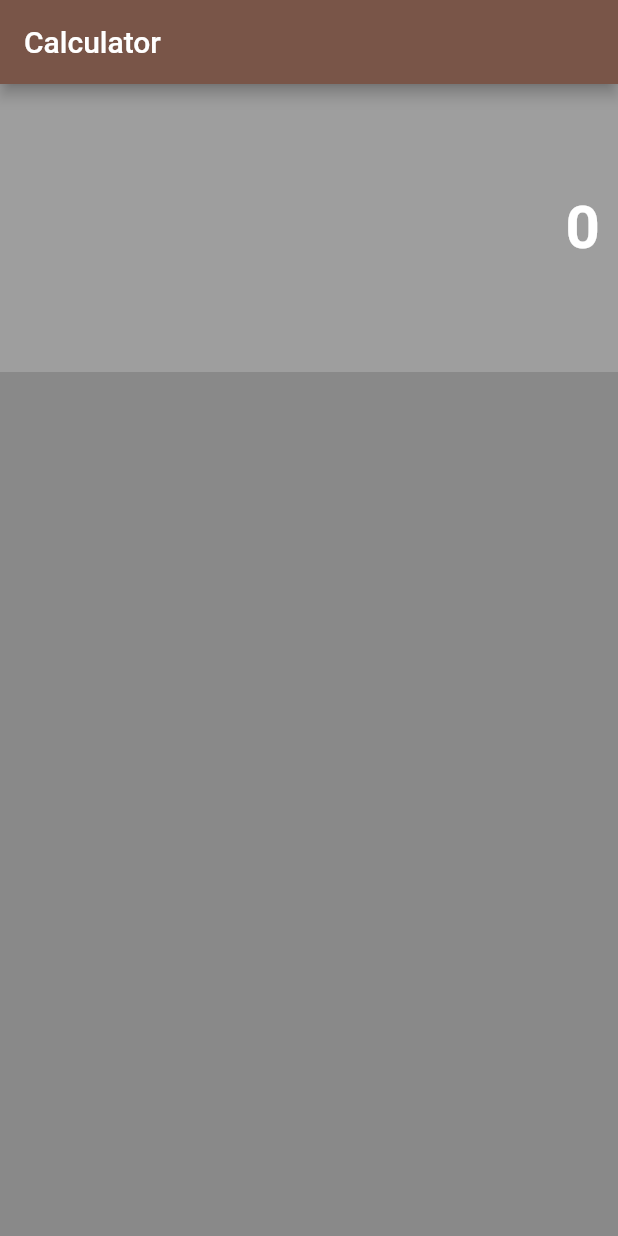
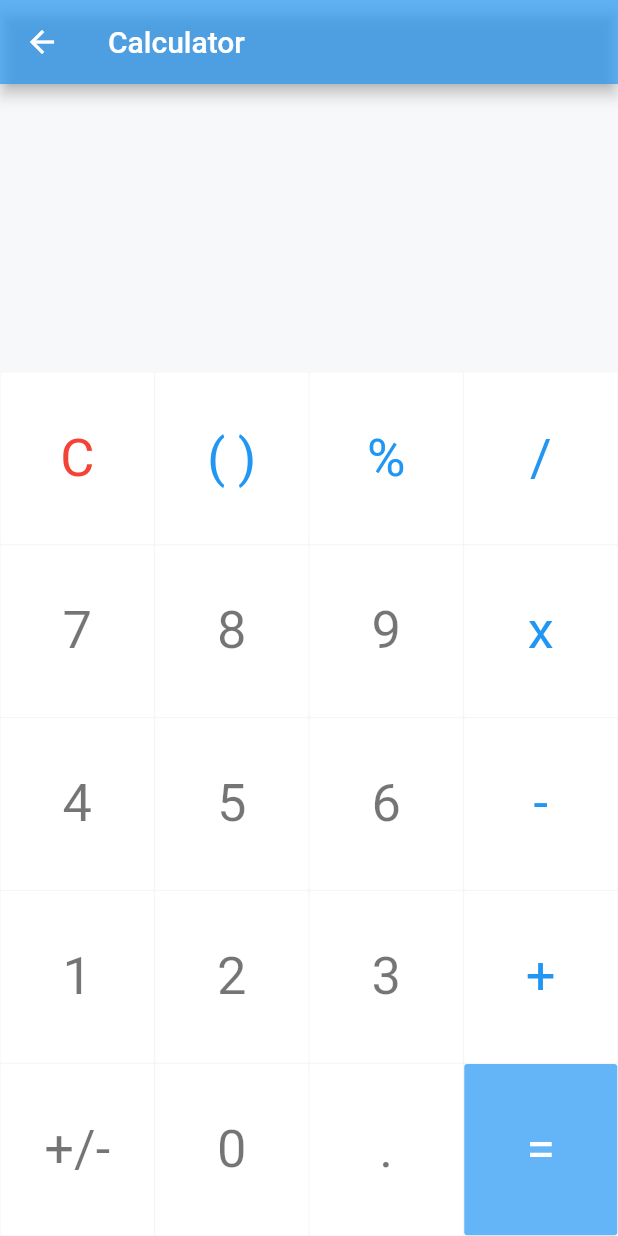
Before and after one commit to mubarak1361/flutter_app, a Flutter app: the MyCalculatorPage screen opened directly, on a phone screen of 412 x 824 dp. Run offline on Flutter 3.47's test engine with Material 2 defaults, Android fonts, the phone set to English and light mode, and no system bars; network calls fail.

Commit message:
flex with navigation

```diff
--- a/lib/my_app.dart
+++ b/lib/my_app.dart
@@ -1,5 +1,7 @@
 import 'package:flutter/material.dart';
+import 'package:flutter_app/fragment/action_page.dart';
 import 'package:flutter_app/my_basic_list_page.dart';
+import 'package:flutter_app/my_bottom_navigation.dart';
 import 'package:flutter_app/my_calculator_page.dart';
 import 'package:flutter_app/my_home_page.dart';
 import 'package:flutter_app/my_pager_page.dart';
@@ -23,9 +25,9 @@ class MyApp extends StatelessWidget {
         // counter didn't reset back to zero; the application is not restarted.
         primarySwatch: Colors.blue,
       ),
-      home: new MyCalculatorPage(),//new WelcomePage(pageTitle:"Hello, Welcome !!"),
+      home: new MyBottomNavigation(),//new WelcomePage(pageTitle:"Hello, Welcome !!"),
       routes: <String,WidgetBuilder>{
-        "/home":(BuildContext context)=> new MyHomePage(pageTitle: "Flutter Home Page"),
+        "/home": (BuildContext context) => new MyHomePage(pageTitle: "Flutter Home Page"),
         "/welcome":(BuildContext context)=> new WelcomePage(pageTitle:"Hello, Welcome !!"),
         "/list":(BuildContext context) => new MyBasicList(),
         "/slide":(BuildContext context) => new MyPagerPage(title: "Pager View"),
--- a/lib/my_basic_list_page.dart
+++ b/lib/my_basic_list_page.dart
@@ -108,6 +108,9 @@ class MyBasicListState extends State<MyBasicList> {
         appBar: new AppBar(
           leading: new Icon(Icons.list),
           title: new Text("Basic List View"),
+          actions: <Widget>[
+            new IconButton(icon: new Icon(Icons.close), onPressed: (){ Navigator.of(context).pop();})
+          ],
         ),
         body: new Stack(
             children: <Widget>[
--- a/lib/my_calculator_page.dart
+++ b/lib/my_calculator_page.dart
@@ -1,21 +1,35 @@
 import 'package:flutter/material.dart';
 
 
-class MyCalculatorPage extends StatefulWidget{
+class MyCalculatorPage extends StatefulWidget {
 
   @override
   _MyCalculatorPageState createState() => new _MyCalculatorPageState();
 
 }
 
-class _MyCalculatorPageState extends State<MyCalculatorPage>{
+class _MyCalculatorPageState extends State<MyCalculatorPage> {
 
-  int value;
+  String inputValue = '';
+  String mOperator;
+  String nextValue = '';
+  double previousValue;
+  List<List<String>> keys = [
+    ['C', '( )', '%', '/'],
+    ['7', '8', '9', 'x'],
+    ['4', '5', '6', '-'],
+    ['1', '2', '3', '+'],
+    ['+/-', '0', '.', '=']
+  ];
 
   @override
   void initState() {
     super.initState();
-    value = 0;
+  }
+
+  @override
+  void dispose() {
+    super.dispose();
   }
 
   @override
@@ -23,30 +37,161 @@ class _MyCalculatorPageState extends State<MyCalculatorPage>{
     return new Scaffold(
       appBar: new AppBar(
         title: const Text("Calculator"),
-        backgroundColor: Colors.brown,
+        backgroundColor: Colors.blue.withOpacity(0.7),
       ),
       body: new Column(
         children: <Widget>[
-        new Expanded(flex:2,
+          new Expanded(
+            flex: 2,
             child: new Container(
-            padding: new EdgeInsets.only(top: 12.0,left: 12.0,right: 12.0,bottom: 12.0),
-            color: Colors.grey,
+              padding: new EdgeInsets.only(
+                  top: 12.0,
+                  left: 12.0,
+                  right: 12.0,
+                  bottom: 12.0),
+              color: Colors.blue.withOpacity(0.02),
               child: new Row(
                 mainAxisAlignment: MainAxisAlignment.end,
                 crossAxisAlignment: CrossAxisAlignment.center,
                 children: <Widget>[
-              new Text(value.toString(),
+                  new Text(inputValue,
                     maxLines: 1,
                     style: new TextStyle(
+                        color: Colors.black54,
+                        fontWeight: FontWeight.normal,
+                        fontSize: 50.0),)
+                ],
+              ),
+            ),
+          ),
+          new Expanded(
+            flex: 6,
+            child: new Container(
               color: Colors.white,
-                    fontWeight: FontWeight.bold,
-                    fontSize: 40.0),)
-            ], )
-            ,) ,) ,
-        new Expanded(flex: 6, child: new Container( color: Colors.black45)),
+              child: new Column(
+                children: keys.map((List<String> keys) {
+                  return getRow(keys);
+                }).toList(),
+              ),
+            ),
+          ),
         ],
       ),
     );
   }
 
+  Widget getRow(List<String> keys) {
+    return new Expanded(
+        flex: 1,
+        child: new Row(
+            crossAxisAlignment: CrossAxisAlignment.stretch,
+            children: keys.map((String key) {
+              return new Expanded(flex: 1,
+                  child: new Container(
+                    decoration: new BoxDecoration(
+                      border: new Border.all(
+                          color: Colors.grey.withOpacity(0.1),
+                          width: 0.5,
+                          style: BorderStyle.solid
+                      ),
+                    ),
+                    child:  new FlatButton(
+                      color: key=='='?Colors.blue.withOpacity(0.7) : Colors.white,
+                      child: new Text(key,
+                        style: new TextStyle(
+                          fontWeight: FontWeight.normal,
+                          fontSize: 35.0,
+                          color: getTextColor(key),
+                          fontStyle: FontStyle.normal,),),
+                      onPressed: () {
+                        handleInput(key);
                       }
+                      ,),
+                  ));
+            }).toList()));
+
+  }
+
+  Color getTextColor(String key){
+    switch(key){
+      case 'C':
+        return Colors.red;
+      case '( )':
+      case '%':
+      case '/':
+      case 'x':
+      case '-':
+      case '+':
+        return Colors.blue;
+      case '=':
+        return Colors.white;
+      default:
+        return Colors.black54;
+    }
+  }
+
+
+  void handleInput(String key) {
+    if (isNumeric(key)) {
+      setState(() => inputValue = inputValue + key);
+      if (mOperator != null) {
+        nextValue = nextValue + key;
+      }
+    } else {
+      calculate(key);
+    }
+  }
+
+  bool isNumeric(String s) {
+    if (s == null) {
+      return false;
+    }
+    return double.parse(s, (e) => null) != null;
+  }
+
+  void calculate(String keyValue) {
+    switch (keyValue) {
+      case 'C':
+        mOperator = null;
+        previousValue = 0.0;
+        nextValue = '';
+        setState(() => inputValue = '');
+        break;
+      case '+':
+      case '-':
+      case '/':
+      case 'x':
+        mOperator = keyValue;
+        previousValue = double.parse(inputValue);
+        setState(() {
+          inputValue = inputValue + keyValue;
+        });
+        break;
+      case '=':
+        if (mOperator != null)
+          setState(() {
+            switch (mOperator) {
+              case '+':
+                inputValue =
+                    (previousValue + double.parse(nextValue)).toString();
+                break;
+              case '-':
+                inputValue =
+                    (previousValue - double.parse(nextValue)).toString();
+                break;
+              case '/':
+                inputValue =
+                    (previousValue / double.parse(nextValue)).toString();
+                break;
+              case 'x':
+                inputValue =
+                    (previousValue * double.parse(nextValue)).toString();
+                break;
+            }
+          });
+        previousValue = double.parse(inputValue);
+        nextValue = '';
+        break;
+    }
+  }
+}
```
Also changed, not shown: lib/fragment/action_page.dart (added, +33 -0 lines), lib/model/page_data.dart (added, +10 -0 lines), lib/my_bottom_navigation.dart (added, +87 -0 lines). Lines whose indentation alone changed are shown as unchanged.
